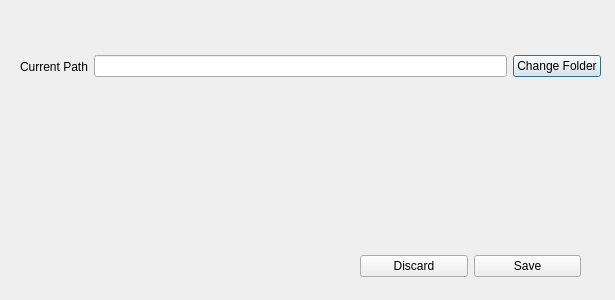
Above: settingdialog.ui from j71200/DentistHelper before the change. Below: the same form after it.
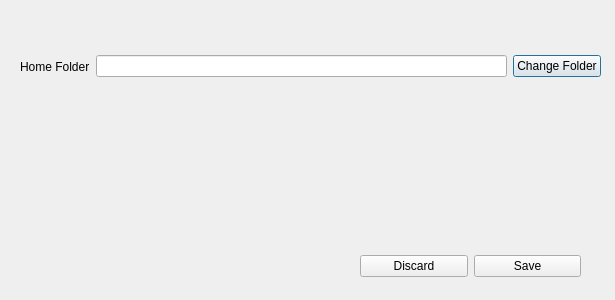
That is the form after the change.

Diff of the .ui file:
```diff
--- a/settingdialog.ui
+++ b/settingdialog.ui
@@ -26,7 +26,7 @@
     <item>
      <widget class="QLabel" name="currentFolderLabel">
       <property name="text">
-       <string>Current Path</string>
+       <string>Home Folder</string>
       </property>
      </widget>
     </item>
@@ -42,7 +42,7 @@
     </item>
    </layout>
   </widget>
-  <widget class="QWidget" name="">
+  <widget class="QWidget" name="layoutWidget">
    <property name="geometry">
     <rect>
      <x>360</x>
```
